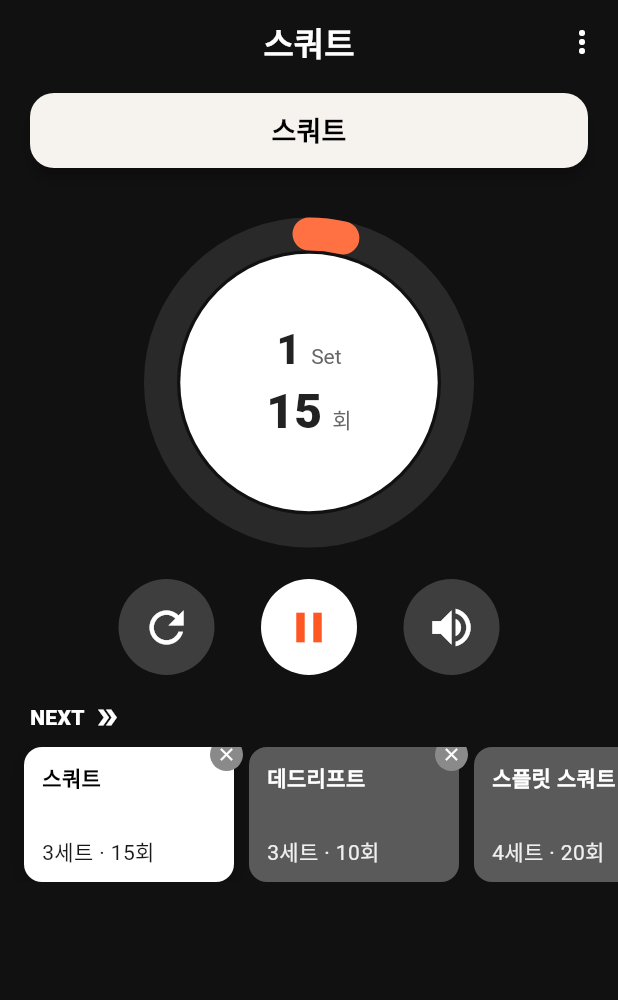
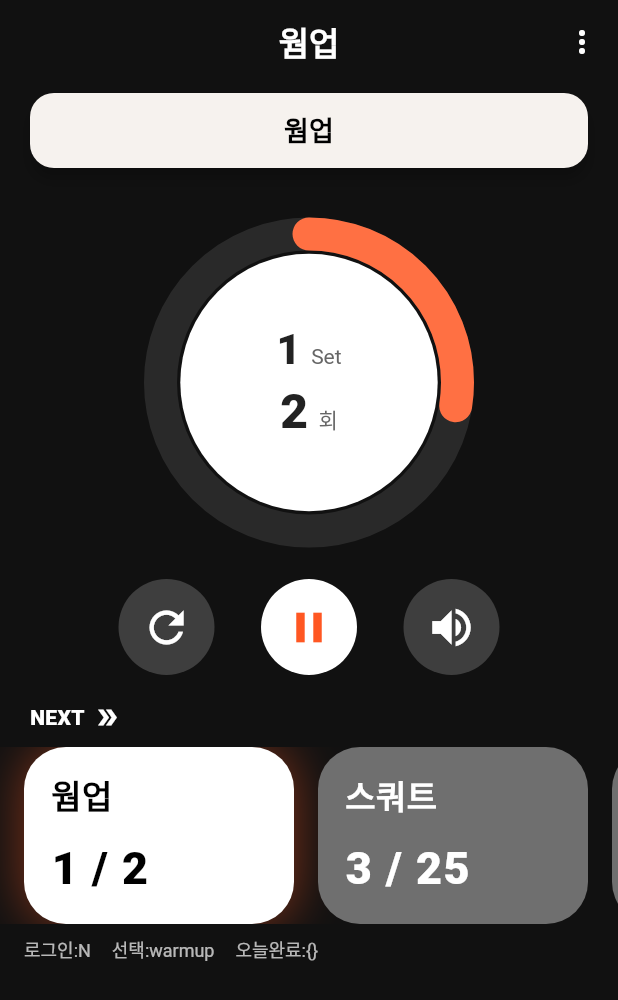
Before and after one commit to Xeostop1/flutter-workoutcounter, a Flutter app: the CounterPage screen opened by its route, after a tap on the "play arrow" icon, on a phone screen of 412 x 824 dp. Shown: the top 1000 px of the screen. Run offline on Flutter 3.47's test engine with Material 3 defaults, Android fonts, the phone set to English and light mode, and no system bars; our stand-ins replace flutter_tts, go_router, shared_preferences, table_calendar; accounts and stored records are empty; statements that could not run were skipped; project files that could hold a hidden picture were left out.

Commit message:
main 수정정

```diff
--- /dev/null
+++ b/lib/models/routine_preset.dart
@@ -0,0 +1,17 @@
+class RoutinePreset {
+  final String id; // 기록 저장/완료 표시용 키
+  final String name; // 표시명 (예: 스쿼트)
+  final int sets;
+  final int reps;
+  final double secPerRep;
+  final int restSec;
+
+  RoutinePreset({
+    required this.id,
+    required this.name,
+    required this.sets,
+    required this.reps,
+    this.secPerRep = 2.0,
+    this.restSec = 10,
+  });
+}
--- a/lib/models/workout_record.dart
+++ b/lib/models/workout_record.dart
@@ -25,11 +25,11 @@ class WorkoutRecord {
   };
 
   factory WorkoutRecord.fromJson(Map<String, dynamic> j) => WorkoutRecord(
-    id: j['id'],
-    routineId: j['routineId'],
-    routineName: j['routineName'],
-    date: DateTime.parse(j['date']),
-    doneSets: j['doneSets'],
-    doneRepsTotal: j['doneRepsTotal'],
+    id: j['id'] as String,
+    routineId: j['routineId'] as String,
+    routineName: j['routineName'] as String,
+    date: DateTime.parse(j['date'] as String),
+    doneSets: j['doneSets'] as int,
+    doneRepsTotal: j['doneRepsTotal'] as int,
   );
 }
--- a/lib/pages/counter/counter_page.dart
+++ b/lib/pages/counter/counter_page.dart
@@ -1,7 +1,14 @@
 import 'package:flutter/material.dart';
 import 'package:provider/provider.dart';
+
 import '../../viewmodels/counter_viewmodel.dart';
+import '../../viewmodels/record_viewmodel.dart';
+import '../../viewmodels/auth_viewmodel.dart';
+
+import '../../models/routine_preset.dart';
 import '../../widgets/circular_counter.dart';
+import '../../widgets/circle_button.dart';
+import '../../widgets/next_routine_chip.dart';
 
 class CounterPage extends StatefulWidget {
   const CounterPage({super.key});
@@ -14,27 +21,68 @@ class _CounterPageState extends State<CounterPage>
     with SingleTickerProviderStateMixin {
   late final AnimationController _controller;
 
-  // 예시 저장 루틴 (실제 앱에서는 ViewModel/Repository에서 읽어와 교체)
-  final List<_RoutineConfig> _saved = [
-    const _RoutineConfig(name: '스쿼트', sets: 3, reps: 15),
-    const _RoutineConfig(name: '데드리프트', sets: 3, reps: 10),
-    const _RoutineConfig(name: '스플릿 스쿼트', sets: 4, reps: 20),
+  // 디버그 출력(짧은 한글)
+  void _d(String m) => debugPrint('$m');
+
+  // 하단 디버그 바 표시 여부
+  final bool _showDebugBar = true;
+  String _lastDoneLog = '';
+
+  // 예시 프리셋 (서비스에선 VM/Repo 사용)
+  final List<RoutinePreset> _presets = [
+    RoutinePreset(id: 'warmup', name: '웜업', sets: 1, reps: 2),
+    RoutinePreset(id: 'squat', name: '스쿼트', sets: 3, reps: 25),
+    RoutinePreset(id: 'lunge', name: '런지', sets: 3, reps: 20),
   ];
-  int _selected = 0;
+  int _selected = 0; // 웜업 먼저 선택
 
   @override
   void initState() {
     super.initState();
     _controller = AnimationController(vsync: this);
 
+    // 라운드(반복/휴식) 한 번 끝날 때마다 호출
     _controller.addStatusListener((status) async {
-      if (status == AnimationStatus.completed) {
+      if (status == AnimationStatus.completed && mounted) {
         final vm = context.read<CounterViewModel>();
-        final next = await vm.onTickComplete();
-        if (next != CounterPhase.done && vm.isPlaying && !vm.isPaused) {
+        final phase = await vm.onTickComplete();
+
+        if (phase == CounterPhase.done) {
+          final auth = context.read<AuthViewModel>();
+          _d('완료 저장시도 로그인?=${auth.isLoggedIn} id=${vm.routineId}');
+          if (auth.isLoggedIn) {
+            await context.read<RecordViewModel>().saveWorkout(
+              dateTime: DateTime.now(),
+              routineId: vm.routineId,
+              routineName: vm.routineName,
+              sets: vm.totalSets,
+              repsPerSet: vm.repsPerSet,
+            );
+            _d('저장완료 id=${vm.routineId}');
+            if (!mounted) return;
+            ScaffoldMessenger.of(
+              context,
+            ).showSnackBar(const SnackBar(content: Text('기록이 저장되었어요!')));
+          }
+        } else if (vm.isPlaying && !vm.isPaused) {
           _startRound();
         }
       }
+    });
+
+    // 첫 진입 시 현재 선택 프리셋을 VM에 적용(아이디 일치 보장)
+    WidgetsBinding.instance.addPostFrameCallback((_) async {
+      final vm = context.read<CounterViewModel>();
+      final p = _presets[_selected];
+      await vm.applyRoutine(
+        name: p.name,
+        sets: p.sets,
+        reps: p.reps,
+        secPerRep: p.secPerRep,
+        restSec: p.restSec,
+        routineId: p.id,
+      );
+      _d('프리셋적용 id=${p.id} 이름=${p.name} ${p.sets}/${p.reps}');
     });
   }
 
@@ -57,7 +105,31 @@ class _CounterPageState extends State<CounterPage>
   @override
   Widget build(BuildContext context) {
     const bg = Color(0xFF111111);
+
     final vm = context.watch<CounterViewModel>();
+    final auth = context.watch<AuthViewModel>();
+    final rec = context.watch<RecordViewModel>();
+
+    // 오늘 완료한 routineId 집합
+    final DateTime today = DateTime.now();
+    final Set<String> doneTodayIds = auth.isLoggedIn
+        ? rec.all
+              .where(
+                (r) =>
+                    r.date.year == today.year &&
+                    r.date.month == today.month &&
+                    r.date.day == today.day,
+              )
+              .map((r) => r.routineId)
+              .toSet()
+        : <String>{};
+
+    // 한 줄 로그(집합 변경시에만)
+    final doneStr = '{${doneTodayIds.join(",")}}';
+    if (doneStr != _lastDoneLog) {
+      _lastDoneLog = doneStr;
+      _d('오늘완료 $doneStr');
+    }
 
     // 재생 상태가 되면 라운드 시작
     if (vm.isPlaying &&
@@ -122,7 +194,7 @@ class _CounterPageState extends State<CounterPage>
 
             const SizedBox(height: 18),
 
-            // 원형 카운터 + 중앙 텍스트 (가독성: 검정 텍스트)
+            // 원형 카운터 + 중앙 텍스트 (누적 채움)
             SizedBox(
               height: 250,
               child: Stack(
@@ -133,11 +205,9 @@ class _CounterPageState extends State<CounterPage>
                     builder: (_, __) {
                       double progress;
                       if (vm.isRest) {
-                        // 휴식은 0→1로 별도 진행
-                        progress = _controller.value;
+                        progress = _controller.value; // 휴식 0→1
                       } else {
                         final total = vm.repsPerSet <= 0 ? 1 : vm.repsPerSet;
-                        // ✅ 누적: (완료한 개수 + 현재 1회의 진행도) / 총 횟수
                         progress = (vm.currentRep + _controller.value) / total;
                       }
                       return CircularCounter(
@@ -207,7 +277,7 @@ class _CounterPageState extends State<CounterPage>
               child: Row(
                 mainAxisAlignment: MainAxisAlignment.spaceEvenly,
                 children: [
-                  _CircleButton(
+                  CircleButton(
                     bg: const Color(0xFF3E3E3E),
                     icon: Icons.refresh,
                     iconColor: Colors.white,
@@ -217,7 +287,7 @@ class _CounterPageState extends State<CounterPage>
                       _controller.reset();
                     },
                   ),
-                  _CircleButton(
+                  CircleButton(
                     bg: Colors.white,
                     icon: vm.isPlaying ? Icons.pause : Icons.play_arrow,
                     iconColor: Colors.deepOrange,
@@ -231,7 +301,7 @@ class _CounterPageState extends State<CounterPage>
                       }
                     },
                   ),
-                  _CircleButton(
+                  CircleButton(
                     bg: const Color(0xFF3E3E3E),
                     icon: vm.voiceOn ? Icons.volume_up : Icons.volume_off,
                     iconColor: Colors.white,
@@ -267,29 +337,36 @@ class _CounterPageState extends State<CounterPage>
 
             const SizedBox(height: 10),
 
-            // 저장된 카운터 칩 -> 탭하면 VM에 즉시 반영
+            // 프리셋 칩 리스트
             SizedBox(
-              height: 90,
+              height: 118,
               child: ListView.separated(
                 padding: const EdgeInsets.symmetric(horizontal: 16),
                 scrollDirection: Axis.horizontal,
                 itemBuilder: (_, i) {
-                  final it = _saved[i];
+                  final p = _presets[i];
                   final selected = _selected == i;
-                  return _NextChip(
-                    title: it.name,
-                    sub: '${it.sets}세트 · ${it.reps}회',
+                  final done = doneTodayIds.contains(p.id);
+
+                  _d('칩 id=${p.id} 선택=$selected 완료=$done');
+
+                  return NextRoutineChip(
+                    title: p.name,
+                    sets: p.sets,
+                    reps: p.reps,
                     selected: selected,
+                    done: done,
                     onTap: () async {
                       setState(() => _selected = i);
                       await vm.applyRoutine(
-                        name: it.name,
-                        sets: it.sets,
-                        reps: it.reps,
-                        secPerRep: it.secPerRep,
-                        restSec: it.restSec,
+                        name: p.name,
+                        sets: p.sets,
+                        reps: p.reps,
+                        secPerRep: p.secPerRep,
+                        restSec: p.restSec,
+                        routineId: p.id,
                       );
-                      // 진행 중이었다면 현재 라운드부터 다시
+                      _d('프리셋적용 id=${p.id} 이름=${p.name} ${p.sets}/${p.reps}');
                       if (vm.isPlaying) {
                         _controller.stop();
                         _startRound();
@@ -297,138 +374,30 @@ class _CounterPageState extends State<CounterPage>
                     },
                   );
                 },
-                separatorBuilder: (_, __) => const SizedBox(width: 10),
-                itemCount: _saved.length,
+                separatorBuilder: (_, __) => const SizedBox(width: 16),
+                itemCount: _presets.length,
               ),
             ),
-            const SizedBox(height: 18),
+
+            if (_showDebugBar)
+              Padding(
+                padding: const EdgeInsets.fromLTRB(16, 8, 16, 12),
+                child: DefaultTextStyle(
+                  style: const TextStyle(color: Colors.white70, fontSize: 12),
+                  child: Row(
+                    children: [
+                      Text('로그인:${auth.isLoggedIn ? "Y" : "N"}  '),
+                      const SizedBox(width: 8),
+                      Text('선택:${_presets[_selected].id}  '),
+                      const SizedBox(width: 8),
+                      Expanded(child: Text('오늘완료:${doneStr}')),
+                    ],
+                  ),
+                ),
+              ),
           ],
         ),
       ),
     );
   }
 }
-
-class _RoutineConfig {
-  final String name;
-  final int sets;
-  final int reps;
-  final double secPerRep;
-  final int restSec;
-  const _RoutineConfig({
-    required this.name,
-    required this.sets,
-    required this.reps,
-    this.secPerRep = 2.0,
-    this.restSec = 10,
-  });
-}
-
-class _CircleButton extends StatelessWidget {
-  final Color bg;
-  final Color iconColor;
-  final IconData icon;
-  final VoidCallback onTap;
-  const _CircleButton({
-    required this.bg,
-    required this.icon,
-    required this.iconColor,
-    required this.onTap,
-  });
-
-  @override
-  Widget build(BuildContext context) {
-    return Material(
-      color: bg,
-      shape: const CircleBorder(),
-      child: InkWell(
-        customBorder: const CircleBorder(),
-        onTap: onTap,
-        child: SizedBox(
-          width: 64,
-          height: 64,
-          child: Icon(icon, size: 34, color: iconColor),
-        ),
-      ),
-    );
-  }
-}
-
-class _NextChip extends StatelessWidget {
-  final String title;
-  final String sub;
-  final bool selected;
-  final VoidCallback onTap;
-  const _NextChip({
-    required this.title,
-    required this.sub,
-    required this.selected,
-    required this.onTap,
-  });
-
-  @override
-  Widget build(BuildContext context) {
-    final bg = selected ? Colors.white : const Color(0xFF5A5A5A);
-    final fg = selected ? Colors.black : Colors.white;
-
-    return Stack(
-      clipBehavior: Clip.none,
-      children: [
-        InkWell(
-          onTap: onTap,
-          borderRadius: BorderRadius.circular(12),
-          child: Container(
-            width: 140,
-            padding: const EdgeInsets.fromLTRB(12, 10, 12, 10),
-            decoration: BoxDecoration(
-              color: bg,
-              borderRadius: BorderRadius.circular(12),
-              boxShadow: [
-                if (selected)
-                  BoxShadow(
-                    color: Colors.black.withOpacity(0.25),
-                    blurRadius: 12,
-                    offset: const Offset(0, 4),
-                  ),
-              ],
-            ),
-            child: Column(
-              crossAxisAlignment: CrossAxisAlignment.start,
-              children: [
-                Text(
-                  title,
-                  maxLines: 1,
-                  overflow: TextOverflow.ellipsis,
-                  style: TextStyle(
-                    color: fg,
-                    fontWeight: FontWeight.w800,
-                    fontSize: 14,
-                  ),
-                ),
-                const Spacer(),
-                Text(sub, style: TextStyle(color: fg.withOpacity(0.9))),
-              ],
-            ),
-          ),
-        ),
-        Positioned(
-          right: -6,
-          top: -6,
-          child: Material(
-            color: const Color(0xFF8A8A8A),
-            shape: const CircleBorder(),
-            child: InkWell(
-              customBorder: const CircleBorder(),
-              onTap: () {}, // 필요 시 삭제 동작 연결
-              child: const SizedBox(
-                width: 22,
-                height: 22,
-                child: Icon(Icons.close, size: 14, color: Colors.white),
-              ),
-            ),
-          ),
-        ),
-      ],
-    );
-  }
-}
--- a/lib/viewmodels/counter_viewmodel.dart
+++ b/lib/viewmodels/counter_viewmodel.dart
@@ -4,7 +4,8 @@ import '../services/tts_service.dart';
 enum CounterPhase { rep, rest, done }
 
 class CounterViewModel extends ChangeNotifier {
-  // 기본값: 3세트 15회, 1회 2초, 휴식 10초
+  // ▶ 추가: routineId
+  String routineId;
   String routineName;
   int totalSets;
   int repsPerSet;
@@ -16,9 +17,10 @@ class CounterViewModel extends ChangeNotifier {
 
   CounterViewModel({
     required this.tts,
+    this.routineId = 'default', // 기본 id
     this.routineName = '스쿼트',
-    this.totalSets = 3,
-    this.repsPerSet = 15,
+    this.totalSets = 1,
+    this.repsPerSet = 2,
     this.restSeconds = 10,
     this.secondsPerRep = 2.0,
     this.verbosity = TtsVerbosity.normal,
@@ -51,20 +53,22 @@ class CounterViewModel extends ChangeNotifier {
     await tts.speak(text);
   }
 
-  /// 루틴을 선택했을 때 값 교체 + 초기화
+  /// 루틴 선택 시 값 적용
   Future<void> applyRoutine({
     required String name,
     required int sets,
     required int reps,
     double? secPerRep,
     int? restSec,
+    String? routineId, // ▶ 추가: 외부에서 넘겨오면 우선 사용
   }) async {
     routineName = name;
     totalSets = sets;
     repsPerSet = reps;
     if (secPerRep != null) secondsPerRep = secPerRep;
     if (restSec != null) restSeconds = restSec;
-    // 상태 초기화
+    this.routineId = routineId ?? _slugFromName(name);
+
     isPlaying = false;
     isPaused = false;
     isRest = false;
@@ -73,6 +77,12 @@ class CounterViewModel extends ChangeNotifier {
     notifyListeners();
     await _speak('$name, ${sets}세트 ${reps}회로 시작합니다');
   }
+
+  String _slugFromName(String s) => s
+      .trim()
+      .toLowerCase()
+      .replaceAll(RegExp(r'[^a-z0-9]+'), '_')
+      .replaceAll(RegExp(r'^_+|_+$'), '');
 
   Future<void> play() async {
     if (phase == CounterPhase.done) return;
@@ -95,7 +105,7 @@ class CounterViewModel extends ChangeNotifier {
     isPlaying = false;
     isPaused = false;
     isRest = false;
-    currentSet = totalSets + 1; // done
+    currentSet = totalSets + 1;
     notifyListeners();
     await _speak("정지했어요.");
   }
@@ -118,7 +128,6 @@ class CounterViewModel extends ChangeNotifier {
     notifyListeners();
   }
 
-  /// 애니메이션 1라운드 완료 시 호출
   Future<CounterPhase> onTickComplete() async {
     if (phase == CounterPhase.rest) {
       isRest = false;
@@ -147,8 +156,7 @@ class CounterViewModel extends ChangeNotifier {
         await _speak("$currentRep");
       }
       if (isHalfway(currentRep, repsPerSet)) {
-        // await _speak("절반 지났어요!");
-        // -> 이걸 정말 쓸건지 확인하기!!!
+        await _speak("절반 지났어요!");
       }
 
       if (currentRep >= repsPerSet) {
--- /dev/null
+++ b/lib/widgets/circle_button.dart
@@ -0,0 +1,37 @@
+import 'package:flutter/material.dart';
+
+class CircleButton extends StatelessWidget {
+  final Color bg;
+  final Color iconColor;
+  final IconData icon;
+  final VoidCallback onTap;
+  final double size;
+  final double iconSize;
+
+  const CircleButton({
+    super.key,
+    required this.bg,
+    required this.icon,
+    required this.iconColor,
+    required this.onTap,
+    this.size = 64,
+    this.iconSize = 34,
+  });
+
+  @override
+  Widget build(BuildContext context) {
+    return Material(
+      color: bg,
+      shape: const CircleBorder(),
+      child: InkWell(
+        customBorder: const CircleBorder(),
+        onTap: onTap,
+        child: SizedBox(
+          width: size,
+          height: size,
+          child: Icon(icon, size: iconSize, color: iconColor),
+        ),
+      ),
+    );
+  }
+}
--- /dev/null
+++ b/lib/widgets/next_routine_chip.dart
@@ -0,0 +1,97 @@
+import 'package:flutter/material.dart';
+
+class NextRoutineChip extends StatelessWidget {
+  final String title;
+  final int sets;
+  final int reps;
+  final bool selected;
+  final bool done; // 오늘 완료 표시
+  final VoidCallback onTap;
+  final String? stampAsset; // 완료 도장 이미지 경로
+
+  const NextRoutineChip({
+    super.key,
+    required this.title,
+    required this.sets,
+    required this.reps,
+    required this.selected,
+    required this.onTap,
+    this.done = false,
+    this.stampAsset = 'assets/images/stamp_done.png',
+  });
+
+  @override
+  Widget build(BuildContext context) {
+    final Color bg = selected ? Colors.white : const Color(0xFF6F6F6F);
+    final Color fg = selected ? Colors.black : Colors.white;
+    final BorderRadius radius = BorderRadius.circular(28);
+
+    return Stack(
+      clipBehavior: Clip.none,
+      children: [
+        InkWell(
+          onTap: onTap,
+          borderRadius: radius,
+          child: Container(
+            width: 180,
+            height: 118,
+            padding: const EdgeInsets.fromLTRB(18, 16, 18, 16),
+            decoration: BoxDecoration(
+              color: done && !selected ? const Color(0xFF3A3A3A) : bg,
+              borderRadius: radius,
+              boxShadow: [
+                if (selected)
+                  BoxShadow(
+                    color: Colors.deepOrange.withOpacity(0.45),
+                    blurRadius: 28,
+                    spreadRadius: 1,
+                  ),
+              ],
+            ),
+            child: Opacity(
+              opacity: done && !selected ? 0.55 : 1.0,
+              child: Column(
+                crossAxisAlignment: CrossAxisAlignment.start,
+                children: [
+                  Text(
+                    title,
+                    maxLines: 1,
+                    overflow: TextOverflow.ellipsis,
+                    style: TextStyle(
+                      color: fg,
+                      fontWeight: FontWeight.w800,
+                      fontSize: 22,
+                    ),
+                  ),
+                  const Spacer(),
+                  Text(
+                    '${sets} / $reps', // “세트 / 횟수”
+                    style: TextStyle(
+                      color: fg,
+                      fontWeight: FontWeight.w900,
+                      fontSize: 30,
+                      letterSpacing: 1.0,
+                    ),
+                  ),
+                ],
+              ),
+            ),
+          ),
+        ),
+
+        // 완료 도장
+        if (done && stampAsset != null)
+          Positioned(
+            left: 12,
+            top: 20,
+            child: IgnorePointer(
+              child: Transform.rotate(
+                angle: -0.15,
+                child: Image.asset(stampAsset!, width: 92, fit: BoxFit.contain),
+              ),
+            ),
+          ),
+      ],
+    );
+  }
+}
```
Also changed, not shown: lib/pages/record/record_page.dart (+42 -9 lines), lib/repositories/record_repository.dart (+21 -8 lines), lib/viewmodels/auth_viewmodel.dart (+6 -22 lines), lib/viewmodels/record_viewmodel.dart (+42 -13 lines), assets/images/stamp_done.png (added).
